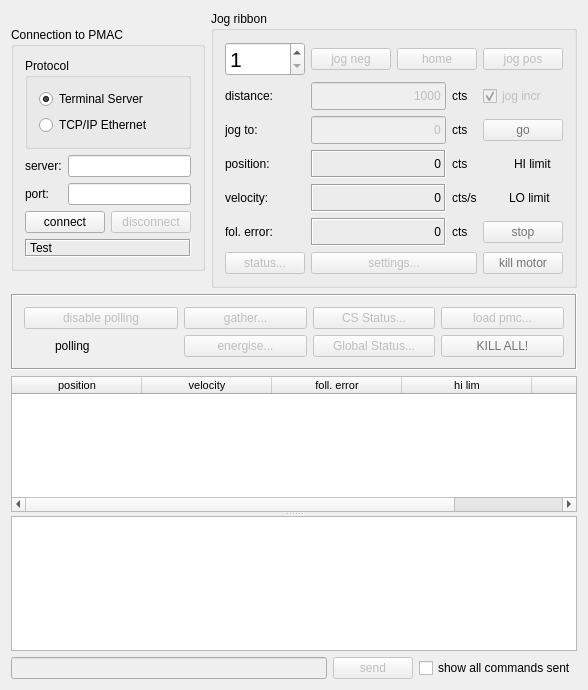
This is dls_pmaccontrol/formControl.ui in DiamondLightSource/dls-pmac-control as Qt 5 draws it before an edit. The edited form follows.
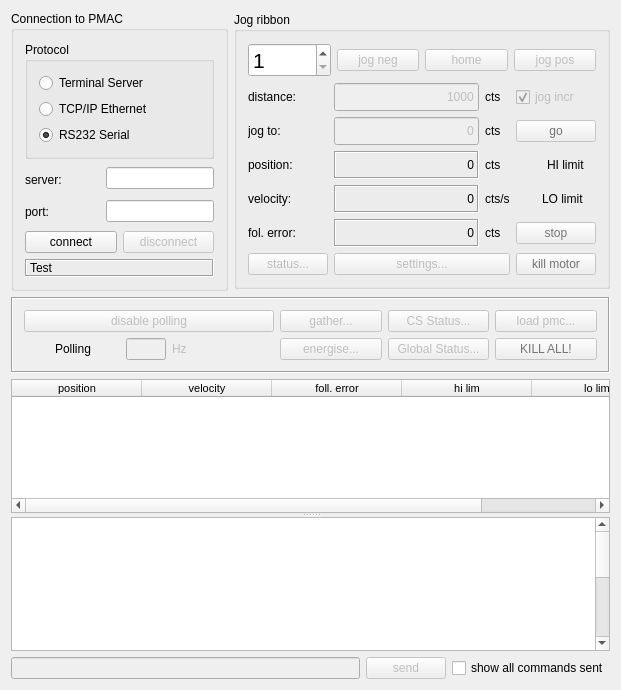
This is the edited form. Icons and pictures are not drawn.

Commit message: Added local serial connection support Author: Bryan Tester

Diff of the .ui file:
```diff
--- a/dls_pmaccontrol/formControl.ui
+++ b/dls_pmaccontrol/formControl.ui
@@ -6,7 +6,7 @@
    <rect>
     <x>0</x>
     <y>0</y>
-    <width>588</width>
+    <width>621</width>
     <height>690</height>
    </rect>
   </property>
@@ -18,144 +18,6 @@
   </property>
   <widget class="QWidget" name="widget">
    <layout class="QGridLayout" name="gridLayout_2">
-    <item row="0" column="0">
-     <widget class="QGroupBox" name="groupBox1">
-      <property name="sizePolicy">
-       <sizepolicy hsizetype="Maximum" vsizetype="Fixed">
-        <horstretch>0</horstretch>
-        <verstretch>0</verstretch>
-       </sizepolicy>
-      </property>
-      <property name="title">
-       <string>Connection to PMAC</string>
-      </property>
-      <property name="alignment">
-       <set>Qt::AlignLeading|Qt::AlignLeft|Qt::AlignTop</set>
-      </property>
-      <layout class="QVBoxLayout" name="verticalLayout">
-       <item>
-        <widget class="QGroupBox" name="btnGroupProtocol">
-         <property name="minimumSize">
-          <size>
-           <width>100</width>
-           <height>0</height>
-          </size>
-         </property>
-         <property name="title">
-          <string>Protocol</string>
-         </property>
-         <layout class="QVBoxLayout" name="verticalLayout_2">
-          <item>
-           <widget class="QRadioButton" name="rbUseTerminalServer">
-            <property name="sizePolicy">
-             <sizepolicy hsizetype="Preferred" vsizetype="Fixed">
-              <horstretch>0</horstretch>
-              <verstretch>0</verstretch>
-             </sizepolicy>
-            </property>
-            <property name="text">
-             <string>Terminal Server</string>
-            </property>
-            <property name="checked">
-             <bool>true</bool>
-            </property>
-           </widget>
-          </item>
-          <item>
-           <widget class="QRadioButton" name="rbUseSocket">
-            <property name="enabled">
-             <bool>true</bool>
-            </property>
-            <property name="sizePolicy">
-             <sizepolicy hsizetype="Preferred" vsizetype="Fixed">
-              <horstretch>0</horstretch>
-              <verstretch>0</verstretch>
-             </sizepolicy>
-            </property>
-            <property name="text">
-             <string>TCP/IP Ethernet</string>
-            </property>
-           </widget>
-          </item>
-         </layout>
-        </widget>
-       </item>
-       <item>
-        <layout class="QGridLayout">
-         <item row="0" column="0">
-          <widget class="QLabel" name="textLabel1">
-           <property name="text">
-            <string>server:</string>
-           </property>
-           <property name="wordWrap">
-            <bool>false</bool>
-           </property>
-          </widget>
-         </item>
-         <item row="0" column="1">
-          <widget class="QLineEdit" name="lneServer"/>
-         </item>
-         <item row="1" column="0">
-          <widget class="QLabel" name="textLabel2">
-           <property name="text">
-            <string>port:</string>
-           </property>
-           <property name="wordWrap">
-            <bool>false</bool>
-           </property>
-          </widget>
-         </item>
-         <item row="1" column="1">
-          <widget class="QLineEdit" name="lnePort"/>
-         </item>
-        </layout>
-       </item>
-       <item>
-        <layout class="QHBoxLayout">
-         <item>
-          <widget class="QPushButton" name="btnConnect">
-           <property name="text">
-            <string>connect</string>
-           </property>
-          </widget>
-         </item>
-         <item>
-          <widget class="QPushButton" name="btnDisconnect">
-           <property name="enabled">
-            <bool>false</bool>
-           </property>
-           <property name="text">
-            <string>disconnect</string>
-           </property>
-          </widget>
-         </item>
-        </layout>
-       </item>
-       <item>
-        <widget class="QLabel" name="lblIdentity">
-         <property name="sizePolicy">
-          <sizepolicy hsizetype="Expanding" vsizetype="Preferred">
-           <horstretch>0</horstretch>
-           <verstretch>0</verstretch>
-          </sizepolicy>
-         </property>
-         <property name="frameShape">
-          <enum>QFrame::Box</enum>
-         </property>
-         <property name="frameShadow">
-          <enum>QFrame::Sunken</enum>
-         </property>
-         <property name="text">
-          <string>Test</string>
-         </property>
-         <property name="wordWrap">
-          <bool>false</bool>
-         </property>
-        </widget>
-       </item>
-      </layout>
-     </widget>
-    </item>
     <item row="0" column="1">
      <widget class="QGroupBox" name="grpJog">
       <property name="sizePolicy">
@@ -706,7 +568,7 @@
        <enum>QFrame::Sunken</enum>
       </property>
       <layout class="QGridLayout" name="gridLayout_4">
-       <item row="0" column="0" colspan="2">
+       <item row="0" column="0" colspan="4">
         <widget class="QPushButton" name="btnPollingStatus">
          <property name="enabled">
           <bool>false</bool>
@@ -719,7 +581,7 @@
          </property>
         </widget>
        </item>
-       <item row="0" column="2">
+       <item row="0" column="4">
         <widget class="QPushButton" name="btnGather">
          <property name="enabled">
           <bool>false</bool>
@@ -729,7 +591,7 @@
          </property>
         </widget>
        </item>
-       <item row="0" column="3">
+       <item row="0" column="5">
         <widget class="QPushButton" name="btnCSStatus">
          <property name="enabled">
           <bool>false</bool>
@@ -739,7 +601,7 @@
          </property>
         </widget>
        </item>
-       <item row="0" column="4">
+       <item row="0" column="6">
         <widget class="QPushButton" name="btnLoadFile">
          <property name="enabled">
           <bool>false</bool>
@@ -765,17 +627,7 @@
          </property>
         </widget>
        </item>
-       <item row="1" column="1">
-        <widget class="QLabel" name="lblLoLim_2">
-         <property name="text">
-          <string>polling</string>
-         </property>
-         <property name="wordWrap">
-          <bool>false</bool>
-         </property>
-        </widget>
-       </item>
-       <item row="1" column="2">
+       <item row="1" column="4">
         <widget class="QPushButton" name="btnEnergise">
          <property name="enabled">
           <bool>false</bool>
@@ -785,7 +637,7 @@
          </property>
         </widget>
        </item>
-       <item row="1" column="3">
+       <item row="1" column="5">
         <widget class="QPushButton" name="btnGlobalStatus">
          <property name="enabled">
           <bool>false</bool>
@@ -795,7 +647,7 @@
          </property>
         </widget>
        </item>
-       <item row="1" column="4">
+       <item row="1" column="6">
         <widget class="QPushButton" name="btnKillAll">
          <property name="enabled">
           <bool>false</bool>
@@ -851,6 +703,45 @@
          </property>
         </widget>
        </item>
+       <item row="1" column="1">
+        <widget class="QLabel" name="lblPolling">
+         <property name="maximumSize">
+          <size>
+           <width>65</width>
+           <height>27</height>
+          </size>
+         </property>
+         <property name="text">
+          <string>Polling</string>
+         </property>
+         <property name="wordWrap">
+          <bool>false</bool>
+         </property>
+        </widget>
+       </item>
+       <item row="1" column="2">
+        <widget class="QLineEdit" name="lnePollRate">
+         <property name="enabled">
+          <bool>false</bool>
+         </property>
+         <property name="maximumSize">
+          <size>
+           <width>40</width>
+           <height>27</height>
+          </size>
+         </property>
+        </widget>
+       </item>
+       <item row="1" column="3">
+        <widget class="QLabel" name="lblPollRate">
+         <property name="enabled">
+          <bool>false</bool>
+         </property>
+         <property name="text">
+          <string>Hz</string>
+         </property>
+        </widget>
+       </item>
       </layout>
      </widget>
     </item>
@@ -987,11 +878,19 @@
 &lt;table border=&quot;0&quot; style=&quot;-qt-table-type: root; margin-top:4px; margin-bottom:4px; margin-left:4px; margin-right:4px;&quot;&gt;
 &lt;tr&gt;
 &lt;td style=&quot;border: none;&quot;&gt;
+&lt;p style=&quot;-qt-paragraph-type:empty; margin-top:0px; margin-bottom:0px; margin-left:0px; margin-right:0px; -qt-block-indent:0; text-indent:0px;&quot;&gt;&lt;/p&gt;
+&lt;p style=&quot;-qt-paragraph-type:empty; margin-top:0px; margin-bottom:0px; margin-left:0px; margin-right:0px; -qt-block-indent:0; text-indent:0px;&quot;&gt;&lt;/p&gt;
+&lt;p style=&quot; margin-top:0px; margin-bottom:0px; margin-left:0px; margin-right:0px; -qt-block-indent:0; text-indent:0px;&quot;&gt;&lt;br /&gt;&lt;/p&gt;
 &lt;p style=&quot;-qt-paragraph-type:empty; margin-top:0px; margin-bottom:0px; margin-left:0px; margin-right:0px; -qt-block-indent:0; text-indent:0px; font-size:10pt;&quot;&gt;&lt;/p&gt;
+&lt;p style=&quot; margin-top:0px; margin-bottom:0px; margin-left:0px; margin-right:0px; -qt-block-indent:0; text-indent:0px;&quot;&gt;&lt;span style=&quot; font-size:10pt;&quot;&gt;&lt;br /&gt;&lt;/span&gt;&lt;/p&gt;
 &lt;p style=&quot;-qt-paragraph-type:empty; margin-top:0px; margin-bottom:0px; margin-left:0px; margin-right:0px; -qt-block-indent:0; text-indent:0px; font-size:8pt;&quot;&gt;&lt;/p&gt;
+&lt;p style=&quot; margin-top:0px; margin-bottom:0px; margin-left:0px; margin-right:0px; -qt-block-indent:0; text-indent:0px;&quot;&gt;&lt;span style=&quot; font-size:8pt;&quot;&gt;&lt;br /&gt;&lt;/span&gt;&lt;/p&gt;
 &lt;p style=&quot;-qt-paragraph-type:empty; margin-top:0px; margin-bottom:0px; margin-left:0px; margin-right:0px; -qt-block-indent:0; text-indent:0px; font-size:8pt;&quot;&gt;&lt;/p&gt;
+&lt;p style=&quot; margin-top:0px; margin-bottom:0px; margin-left:0px; margin-right:0px; -qt-block-indent:0; text-indent:0px;&quot;&gt;&lt;span style=&quot; font-size:8pt;&quot;&gt;&lt;br /&gt;&lt;/span&gt;&lt;/p&gt;
 &lt;p style=&quot;-qt-paragraph-type:empty; margin-top:0px; margin-bottom:0px; margin-left:0px; margin-right:0px; -qt-block-indent:0; text-indent:0px; font-size:8pt;&quot;&gt;&lt;/p&gt;
-&lt;p style=&quot;-qt-paragraph-type:empty; margin-top:0px; margin-bottom:0px; margin-left:0px; margin-right:0px; -qt-block-indent:0; text-indent:0px; font-size:8pt;&quot;&gt;&lt;/p&gt;&lt;/td&gt;&lt;/tr&gt;&lt;/table&gt;&lt;/body&gt;&lt;/html&gt;</string>
+&lt;p style=&quot; margin-top:0px; margin-bottom:0px; margin-left:0px; margin-right:0px; -qt-block-indent:0; text-indent:0px;&quot;&gt;&lt;span style=&quot; font-size:8pt;&quot;&gt;&lt;br /&gt;&lt;/span&gt;&lt;/p&gt;
+&lt;p style=&quot;-qt-paragraph-type:empty; margin-top:0px; margin-bottom:0px; margin-left:0px; margin-right:0px; -qt-block-indent:0; text-indent:0px; font-size:8pt;&quot;&gt;&lt;/p&gt;
+&lt;p style=&quot; margin-top:0px; margin-bottom:0px; margin-left:0px; margin-right:0px; -qt-block-indent:0; text-indent:0px;&quot;&gt;&lt;span style=&quot; font-size:8pt;&quot;&gt;&lt;br /&gt;&lt;/span&gt;&lt;/p&gt;&lt;/td&gt;&lt;/tr&gt;&lt;/table&gt;&lt;/body&gt;&lt;/html&gt;</string>
        </property>
       </widget>
      </widget>
@@ -1024,6 +923,184 @@
       </item>
      </layout>
     </item>
+    <item row="0" column="0">
+     <widget class="QGroupBox" name="groupBox1">
+      <property name="sizePolicy">
+       <sizepolicy hsizetype="Maximum" vsizetype="Fixed">
+        <horstretch>0</horstretch>
+        <verstretch>0</verstretch>
+       </sizepolicy>
+      </property>
+      <property name="title">
+       <string>Connection to PMAC</string>
+      </property>
+      <property name="alignment">
+       <set>Qt::AlignLeading|Qt::AlignLeft|Qt::AlignTop</set>
+      </property>
+      <layout class="QVBoxLayout" name="verticalLayout">
+       <item>
+        <widget class="QGroupBox" name="btnGroupProtocol">
+         <property name="minimumSize">
+          <size>
+           <width>100</width>
+           <height>0</height>
+          </size>
+         </property>
+         <property name="title">
+          <string>Protocol</string>
+         </property>
+         <layout class="QGridLayout" name="gridLayout_3">
+          <item row="0" column="0">
+           <widget class="QRadioButton" name="rbUseTerminalServer">
+            <property name="sizePolicy">
+             <sizepolicy hsizetype="Preferred" vsizetype="Fixed">
+              <horstretch>0</horstretch>
+              <verstretch>0</verstretch>
+             </sizepolicy>
+            </property>
+            <property name="text">
+             <string>Terminal Server</string>
+            </property>
+            <property name="checked">
+             <bool>false</bool>
+            </property>
+           </widget>
+          </item>
+          <item row="1" column="0">
+           <widget class="QRadioButton" name="rbUseSocket">
+            <property name="enabled">
+             <bool>true</bool>
+            </property>
+            <property name="sizePolicy">
+             <sizepolicy hsizetype="Preferred" vsizetype="Fixed">
+              <horstretch>0</horstretch>
+              <verstretch>0</verstretch>
+             </sizepolicy>
+            </property>
+            <property name="text">
+             <string>TCP/IP Ethernet</string>
+            </property>
+           </widget>
+          </item>
+          <item row="2" column="0">
+           <widget class="QRadioButton" name="rbUseSerial">
+            <property name="sizePolicy">
+             <sizepolicy hsizetype="Preferred" vsizetype="Fixed">
+              <horstretch>0</horstretch>
+              <verstretch>0</verstretch>
+             </sizepolicy>
+            </property>
+            <property name="text">
+             <string>RS232 Serial</string>
+            </property>
+            <property name="checked">
+             <bool>true</bool>
+            </property>
+           </widget>
+          </item>
+         </layout>
+        </widget>
+       </item>
+       <item>
+        <layout class="QGridLayout">
+         <item row="0" column="0">
+          <widget class="QLabel" name="textLabel1">
+           <property name="minimumSize">
+            <size>
+             <width>75</width>
+             <height>27</height>
+            </size>
+           </property>
+           <property name="maximumSize">
+            <size>
+             <width>75</width>
+             <height>25</height>
+            </size>
+           </property>
+           <property name="text">
+            <string>server:</string>
+           </property>
+           <property name="wordWrap">
+            <bool>false</bool>
+           </property>
+          </widget>
+         </item>
+         <item row="0" column="1">
+          <widget class="QLineEdit" name="lneServer"/>
+         </item>
+         <item row="1" column="0">
+          <widget class="QLabel" name="textLabel2">
+           <property name="minimumSize">
+            <size>
+             <width>75</width>
+             <height>27</height>
+            </size>
+           </property>
+           <property name="maximumSize">
+            <size>
+             <width>75</width>
+             <height>27</height>
+            </size>
+           </property>
+           <property name="text">
+            <string>port:</string>
+           </property>
+           <property name="wordWrap">
+            <bool>false</bool>
+           </property>
+          </widget>
+         </item>
+         <item row="1" column="1">
+          <widget class="QLineEdit" name="lnePort"/>
+         </item>
+        </layout>
+       </item>
+       <item>
+        <layout class="QHBoxLayout">
+         <item>
+          <widget class="QPushButton" name="btnConnect">
+           <property name="text">
+            <string>connect</string>
+           </property>
+          </widget>
+         </item>
+         <item>
+          <widget class="QPushButton" name="btnDisconnect">
+           <property name="enabled">
+            <bool>false</bool>
+           </property>
+           <property name="text">
+            <string>disconnect</string>
+           </property>
+          </widget>
+         </item>
+        </layout>
+       </item>
+       <item>
+        <widget class="QLabel" name="lblIdentity">
+         <property name="sizePolicy">
+          <sizepolicy hsizetype="Expanding" vsizetype="Preferred">
+           <horstretch>0</horstretch>
+           <verstretch>0</verstretch>
+          </sizepolicy>
+         </property>
+         <property name="frameShape">
+          <enum>QFrame::Box</enum>
+         </property>
+         <property name="frameShadow">
+          <enum>QFrame::Sunken</enum>
+         </property>
+         <property name="text">
+          <string>Test</string>
+         </property>
+         <property name="wordWrap">
+          <bool>false</bool>
+         </property>
+        </widget>
+       </item>
+      </layout>
+     </widget>
+    </item>
    </layout>
   </widget>
  </widget>
```
Left out of the diff: 276 changed lines with no effect on the pictures. The commit also changes 2 other files.
